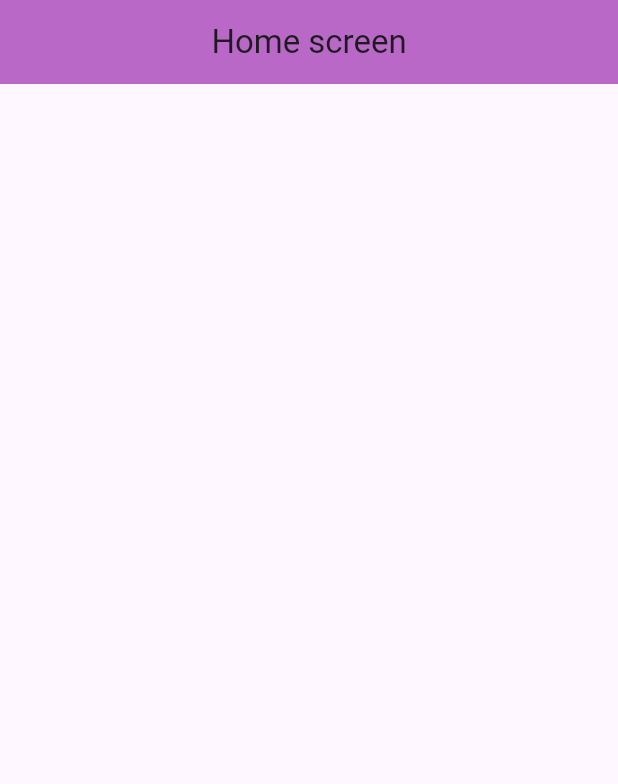
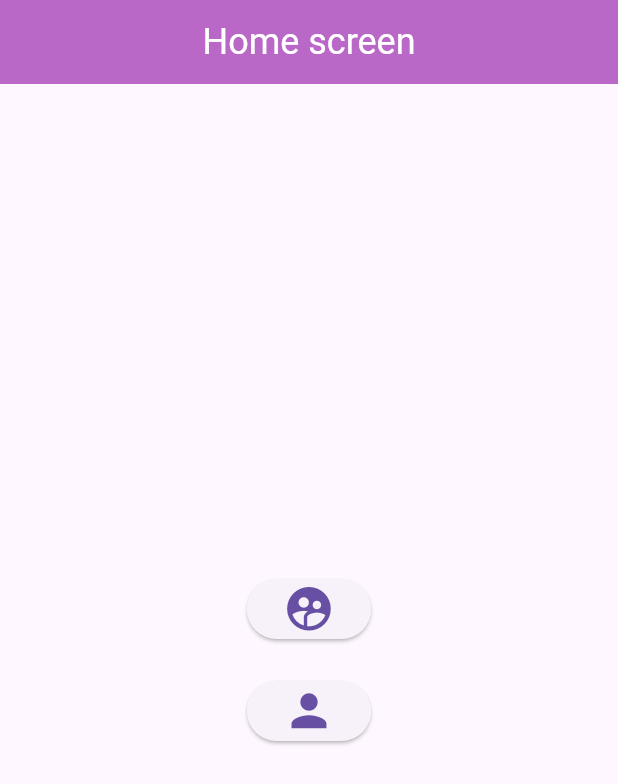
Before and after one commit to trtr84/flutter_restapi, a Flutter app: the screen it shows after launch, on a phone screen of 412 x 824 dp. Shown: the top 784 px of the screen. Run offline on Flutter 3.47's test engine with Material 3 defaults, Android fonts, the phone set to English and light mode, and no system bars; our stand-ins replace sqflite; accounts and stored records are empty.

```diff
--- a/lib/main.dart
+++ b/lib/main.dart
@@ -1,5 +1,7 @@
 import 'package:flutter/material.dart';
+import 'package:flutter_restapi/screens/database.dart';
 import 'package:flutter_restapi/screens/home.dart';
+import 'package:flutter_restapi/screens/users.dart';
 
 void main() {
   runApp(const MyApp());
@@ -11,15 +13,22 @@ class MyApp extends StatelessWidget {
   @override
   Widget build(BuildContext context) {
     return MaterialApp(
+      initialRoute: '/',
+      routes: {
+        '/': (context) => const HomeScreen(),
+        '/users': (context) => const UsersScreen(),
+        '/database': (context) => const DatabaseScreen(),
+      },
+      debugShowCheckedModeBanner: false,
       title: 'Flutter Demo',
       theme: ThemeData(
         primarySwatch: Colors.blue,
         appBarTheme: AppBarTheme(
           color: Colors.purple[300],
           centerTitle: true,
+          titleTextStyle: const TextStyle(color: Colors.white, fontSize: 24),
         ),
       ),
-      home: const HomeScreen(),
     );
   }
 }
--- a/lib/screens/home.dart
+++ b/lib/screens/home.dart
@@ -1,61 +1,43 @@
 import 'package:flutter/material.dart';
-import 'package:flutter_restapi/model/user.dart';
-import 'package:flutter_restapi/service/user_api.dart';
 
-class HomeScreen extends StatefulWidget {
+class HomeScreen extends StatelessWidget {
   const HomeScreen({super.key});
 
   @override
-  State<HomeScreen> createState() => _HomeScreenState();
-}
-
-class _HomeScreenState extends State<HomeScreen> {
-  List<User> users = [];
-  @override
-  void initState() {
-    fetchUsers();
-    super.initState();
-  }
-
-  Future<void> fetchUsers() async {
-    final usersResult = await UserApi().fetchUsers();
-    setState(() {
-      users = usersResult;
-    });
-  }
-
-  @override
   Widget build(BuildContext context) {
-    return SafeArea(
-      child: Scaffold(
+    return Scaffold(
       appBar: AppBar(
-          backgroundColor: Theme.of(context).appBarTheme.backgroundColor,
         title: Text(
           'Home screen',
           style: Theme.of(context).appBarTheme.titleTextStyle,
         ),
       ),
-        body: ListView.separated(
-          separatorBuilder: (BuildContext context, int index) =>
-              const Divider(),
-          itemCount: users.length,
-          itemBuilder: (context, index) {
-            final user = users[index];
-            return ListTile(
-              title: Text(
-                'Name: ${user.name.first},\nE-mail: ${user.email},\nAddress: ${user.location.name}',
-                style: const TextStyle(fontSize: 20),
+      body: Center(
+        child: Column(
+          mainAxisAlignment: MainAxisAlignment.center,
+          children: [
+            ElevatedButton.icon(
+              onPressed: () {
+                Navigator.pushNamed(context, '/database');
+              },
+              label: const Icon(
+                Icons.supervised_user_circle,
+                size: 35,
               ),
-              subtitle: Text(
-                'Age: ${user.dob.age}',
-                style: const TextStyle(fontSize: 18),
             ),
-              leading: ClipRRect(
-                borderRadius: BorderRadius.circular(100),
-                // child: Image.network('${user['picture']['medium']}'),
+            const SizedBox(
+              height: 20,
             ),
-            );
+            ElevatedButton.icon(
+              onPressed: () {
+                Navigator.pushNamed(context, '/users');
               },
+              label: const Icon(
+                Icons.person,
+                size: 35,
+              ),
+            )
+          ],
         ),
       ),
     );
--- a/pubspec.yaml
+++ b/pubspec.yaml
@@ -38,6 +38,10 @@ dependencies:
   cupertino_icons: ^1.0.2
   http: ^1.2.2
   dio: ^5.7.0
+  sqflite: ^2.3.3+1
+  path: ^1.9.0
+
+
 
 
 dev_dependencies:
```
Also changed, not shown: lib/model/database/user_data.dart (added, +7 -0 lines), lib/model/todo/todo.dart (added, +12 -0 lines), lib/model/user/user.dart (renamed from lib/model/user.dart, +9 -5 lines), lib/model/user/user_picture.dart (added, +18 -0 lines), lib/screens/database.dart (added, +20 -0 lines), lib/screens/users.dart (added, +60 -0 lines), lib/service/database/database_service.dart (added, +44 -0 lines), lib/service/user_api.dart (+1 -6 lines), lib/model/user/user_date_of_birthday.dart (renamed from lib/model/user_date_of_birthday.dart), lib/model/user/user_location.dart (renamed from lib/model/user_location.dart), lib/model/user/user_name.dart (renamed from lib/model/user_name.dart), lib/service/database/todo_db.dart (added), pubspec.lock, 1 other file. Lines whose indentation alone changed are shown as unchanged.
